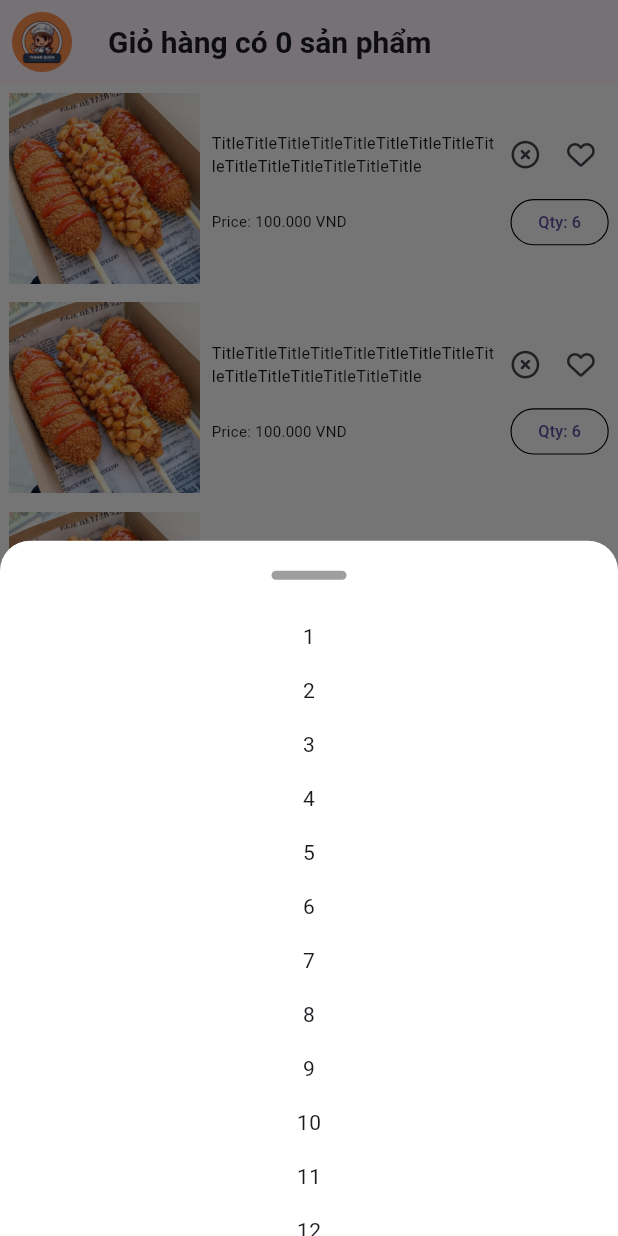
After one commit to Tranvanloc2003/project, a Flutter app: the screen it shows after launch, item 3 of the bottom bar chosen, after a tap on "Qty: 6", on a phone screen of 412 x 824 dp. The commit adds this screen. Run offline on Flutter 3.47's test engine with Material 3 defaults, Android fonts, the light colour scheme and no system bars; our stand-ins replace font_awesome_flutter, get, iconly, shared_preferences; missing offline and left inert: dynamic_height_grid_view.

Commit message:
ti lam phan home

```diff
--- a/lib/Screens/cart_screen.dart
+++ b/lib/Screens/cart_screen.dart
@@ -4,6 +4,8 @@ import 'package:project_appbanhang/Widgets/logo_widgets.dart';
 import 'package:project_appbanhang/Widgets/text_title.dart';
 import 'package:project_appbanhang/const/app_constans.dart';
 
+import '../Widgets/appbar_widgets.dart';
+import '../Widgets/bottom_checkout.dart';
 import '../Widgets/empty_bag.dart';
 
 class CartScreen extends StatelessWidget {
@@ -13,10 +15,7 @@ class CartScreen extends StatelessWidget {
   Widget build(BuildContext context) {
     return SafeArea(
       child: Scaffold(
-        appBar: AppBar(
-          leading: const Logo(),
-          title: const TextTitle(label: "Giỏ hàng có 0 sản phẩm"),
-        ),
+        appBar: const AppBarWidget(text: "Giỏ hàng có 0 sản phẩm"),
         // body: EmptyBag(
         //   imagePath: AppConstans.shoppingBasket,
         //   title: "Giỏ hàng của bạn đang trống",
@@ -24,7 +23,17 @@ class CartScreen extends StatelessWidget {
         //   subTitle: "Hãy thêm sản phẩm vào giỏ hàng và làm tôi hạnh phúc",
         //   function: () {},
         // ),
-        body: CartWidgets(),
+        body: Column(
+          children: [
+            Expanded(
+              child: ListView.builder(
+                itemCount: 5,
+                itemBuilder: (context, index) => CartWidgets(),
+              ),
+            ),
+            BottomCheckout(),
+          ],
+        ),
       ),
     );
   }
--- a/lib/Screens/profile_screen.dart
+++ b/lib/Screens/profile_screen.dart
@@ -1,6 +1,7 @@
 import 'package:flutter/material.dart';
 import 'package:font_awesome_flutter/font_awesome_flutter.dart';
 import 'package:get/get.dart';
+import 'package:project_appbanhang/Widgets/appbar_widgets.dart';
 import 'package:project_appbanhang/Widgets/text_subtitle.dart';
 import 'package:project_appbanhang/Widgets/text_title.dart';
 import 'package:project_appbanhang/const/app_constans.dart';
@@ -16,13 +17,7 @@ class ProfileScreen extends StatelessWidget {
   Widget build(BuildContext context) {
     return SafeArea(
       child: Scaffold(
-        appBar: AppBar(
-          title: const Text("Hồ sơ"),
-          leading: const Padding(
-            padding: EdgeInsets.all(8.0),
-            child: Logo(),
-          ),
-        ),
+        appBar: AppBarWidget(text: "Hồ sơ"),
         body: Padding(
           padding: const EdgeInsets.all(8.0),
           child: SingleChildScrollView(
--- a/lib/Screens/search_screen.dart
+++ b/lib/Screens/search_screen.dart
@@ -1,10 +1,81 @@
+import 'package:dynamic_height_grid_view/dynamic_height_grid_view.dart';
 import 'package:flutter/material.dart';
+import 'package:get/get_connect/http/src/utils/utils.dart';
+import 'package:project_appbanhang/Widgets/product_widgets.dart';
 
-class SearchScreen extends StatelessWidget {
+import '../Widgets/appbar_widgets.dart';
+
+class SearchScreen extends StatefulWidget {
   const SearchScreen({super.key});
 
   @override
+  State<SearchScreen> createState() => _SearchScreenState();
+}
+
+class _SearchScreenState extends State<SearchScreen> {
+  late TextEditingController searchTextController = TextEditingController();
+  @override
+  void initState() {
+    // TODO: implement initState
+    super.initState();
+    searchTextController = TextEditingController();
+  }
+
+  @override
+  void dispose() {
+    // TODO: implement dispose
+    super.dispose();
+    searchTextController.dispose();
+  }
+
+  @override
   Widget build(BuildContext context) {
-    return const Placeholder();
+    return SafeArea(
+      child: Scaffold(
+        appBar: AppBarWidget(text: "Tìm kiếm"),
+        body: Padding(
+          padding: const EdgeInsets.all(8.0),
+          child: Column(
+            children: [
+              TextField(
+                controller: searchTextController,
+                decoration: InputDecoration(
+                  hintText: "Tìm kiếm",
+                  prefixIcon: Icon(Icons.search),
+                  suffixIcon: GestureDetector(
+                    onTap: () {
+                      FocusScope.of(context).unfocus();
+                      searchTextController.clear();
+                    },
+                    child: Icon(Icons.clear),
+                  ),
+                  filled: true,
+                  border: OutlineInputBorder(
+                    borderSide: BorderSide.none,
+                    borderRadius: BorderRadius.circular(10.0),
+                  ),
+                ),
+                onChanged: (value) {
+                  setState(() {});
+                },
+                onSubmitted: (value) {
+                  setState(() {});
+                },
+              ),
+              SizedBox(height: 20),
+              Expanded(
+                child: DynamicHeightGridView(
+                  builder: (context, index) {
+                    return ProductWidgets();
+                  },
+                  itemCount: 10,
+                  crossAxisCount: 2,
+                ),
+              ),
+            ],
+          ),
+        ),
+      ),
+    );
   }
 }
--- /dev/null
+++ b/lib/Widgets/appbar_widgets.dart
@@ -0,0 +1,28 @@
+import 'package:flutter/material.dart';
+
+import 'logo_widgets.dart';
+import 'text_title.dart';
+
+class AppBarWidget extends StatelessWidget implements PreferredSizeWidget {
+  const AppBarWidget({
+    super.key,
+    required this.text,
+    this.fontSize = 20,
+  });
+  final String text;
+  final double fontSize;
+  @override
+  Widget build(BuildContext context) {
+    return AppBar(
+      leading: const Logo(),
+      title: Text(text,
+          style: TextStyle(
+            fontWeight: FontWeight.bold,
+            fontSize: fontSize,
+          )),
+    );
+  }
+
+  @override
+  Size get preferredSize => const Size.fromHeight(kToolbarHeight);
+}
--- /dev/null
+++ b/lib/Widgets/bottom_checkout.dart
@@ -0,0 +1,43 @@
+import 'package:flutter/material.dart';
+import 'package:get/get_connect/http/src/utils/utils.dart';
+
+class BottomCheckout extends StatelessWidget {
+  const BottomCheckout({super.key});
+
+  @override
+  Widget build(BuildContext context) {
+    return Container(
+      decoration: BoxDecoration(
+        border: Border(
+          top: BorderSide(width: 1, color: Colors.grey),
+        ),
+      ),
+      child: SizedBox(
+        height: kBottomNavigationBarHeight + 10,
+        child: Padding(
+          padding: const EdgeInsets.all(8.0),
+          child: Row(
+            children: [
+              Flexible(
+                child: Column(
+                  crossAxisAlignment: CrossAxisAlignment.start,
+                  children: [
+                    FittedBox(
+                      child: Text("6 sản phẩm trên 9 số lượng:"),
+                    ),
+                    Text("16.0\$", style: TextStyle(color: Colors.blue)),
+                  ],
+                ),
+              ),
+              Spacer(),
+              ElevatedButton(
+                onPressed: () {},
+                child: Text("Thanh toán"),
+              ),
+            ],
+          ),
+        ),
+      ),
+    );
+  }
+}
--- a/lib/Widgets/cart_widgets.dart
+++ b/lib/Widgets/cart_widgets.dart
@@ -1,5 +1,10 @@
 import 'package:flutter/material.dart';
+import 'package:font_awesome_flutter/font_awesome_flutter.dart';
+import 'package:get/get.dart';
+import 'package:project_appbanhang/Widgets/quantity_widgets.dart';
+import 'package:project_appbanhang/Widgets/text_subtitle.dart';
 import 'package:project_appbanhang/Widgets/text_title.dart';
+import 'package:project_appbanhang/const/app_color.dart';
 
 class CartWidgets extends StatelessWidget {
   CartWidgets({super.key});
@@ -27,10 +32,63 @@ class CartWidgets extends StatelessWidget {
                 const SizedBox(
                   width: 10,
                 ),
-                ListTile(
-                    title: TextTitle(
-                  label: "11111111111111111111111111111111111",
-                ))
+                IntrinsicWidth(
+                  child: Column(
+                    children: [
+                      Row(
+                        children: [
+                          SizedBox(
+                            width: size.width * 0.6,
+                            child: Text(
+                              "Title" * 15,
+                              maxLines: 2,
+                            ),
+                          ),
+                          IconButton(
+                            onPressed: () {},
+                            icon: FaIcon(FontAwesomeIcons.circleXmark),
+                          ),
+                          IconButton(
+                            onPressed: () {},
+                            icon: FaIcon(FontAwesomeIcons.heart),
+                          ),
+                        ],
+                      ),
+                      SizedBox(
+                        height: 10,
+                      ),
+                      Row(
+                        mainAxisAlignment: MainAxisAlignment.spaceBetween,
+                        children: [
+                          TextSubtitle(
+                            label: "Price: 100.000 VND",
+                          ),
+                          Spacer(),
+                          OutlinedButton.icon(
+                            onPressed: () async {
+                              await showModalBottomSheet(
+                                  backgroundColor: AppColors.lightScaffoldColor,
+                                  shape: RoundedRectangleBorder(
+                                    borderRadius: BorderRadius.only(
+                                      topLeft: Radius.circular(20),
+                                      topRight: Radius.circular(20),
+                                    ),
+                                  ),
+                                  builder: (context) {
+                                    return QuantityWidgets();
+                                  },
+                                  context: context);
+                            },
+                            label: Text("Qty: 6"),
+                            style: OutlinedButton.styleFrom(
+                              side: BorderSide(color: Colors.black),
+                            ),
+                          ),
+                        ],
+                      ),
+                    ],
+                  ),
+                ),
               ],
             ),
           ),
--- /dev/null
+++ b/lib/Widgets/product_widgets.dart
@@ -0,0 +1,73 @@
+import 'package:flutter/material.dart';
+import 'package:font_awesome_flutter/font_awesome_flutter.dart';
+import 'package:get/get.dart';
+
+class ProductWidgets extends StatelessWidget {
+  const ProductWidgets({super.key});
+
+  @override
+  Widget build(BuildContext context) {
+    Size size = MediaQuery.of(context).size;
+    return GestureDetector(
+      onTap: () {},
+      child: Column(
+        children: [
+          ClipRRect(
+            borderRadius: BorderRadius.circular(10),
+            child: Column(
+              children: [
+                Image.asset(
+                  "assets/img/monan.jpg",
+                  height: size.height * 0.2,
+                  width: double.infinity,
+                  fit: BoxFit.cover,
+                ),
+                const SizedBox(
+                  height: 10,
+                ),
+                Padding(
+                  padding: const EdgeInsets.all(8.0),
+                  child: Row(
+                    mainAxisAlignment: MainAxisAlignment.spaceBetween,
+                    children: [
+                      Flexible(
+                        flex: 5,
+                        child: Text(
+                          "Title" * 10,
+                          maxLines: 2,
+                        ),
+                      ),
+                      Flexible(
+                        flex: 2,
+                        child: IconButton(
+                          onPressed: () {},
+                          icon: const FaIcon(FontAwesomeIcons.heart),
+                        ),
+                      ),
+                    ],
+                  ),
+                ),
+                Padding(
+                  padding: const EdgeInsets.all(8.0),
+                  child: Row(
+                    children: [
+                      const Text(
+                        "Price: 16.0\$",
+                        style: TextStyle(color: Colors.blue),
+                      ),
+                      const Spacer(),
+                      IconButton(
+                        onPressed: () {},
+                        icon: const Icon(Icons.add_shopping_cart),
+                      ),
+                    ],
+                  ),
+                ),
+              ],
+            ),
+          ),
+        ],
+      ),
+    );
+  }
+}
--- /dev/null
+++ b/lib/Widgets/quantity_widgets.dart
@@ -0,0 +1,41 @@
+import 'package:flutter/material.dart';
+
+class QuantityWidgets extends StatelessWidget {
+  const QuantityWidgets({super.key});
+
+  @override
+  Widget build(BuildContext context) {
+    return Column(
+      children: [
+        SizedBox(
+          height: 20,
+        ),
+        Container(
+          height: 6,
+          width: 50,
+          decoration: BoxDecoration(
+            borderRadius: BorderRadius.circular(12.0),
+            color: Colors.grey,
+          ),
+        ),
+        SizedBox(
+          height: 20,
+        ),
+        Expanded(
+          child: ListView.builder(
+            itemBuilder: (context, index) => InkWell(
+              onTap: () {},
+              child: Center(
+                child: Padding(
+                  padding: const EdgeInsets.all(8.0),
+                  child: Text("${index + 1}"),
+                ),
+              ),
+            ),
+            itemCount: 25,
+          ),
+        ),
+      ],
+    );
+  }
+}
--- a/pubspec.yaml
+++ b/pubspec.yaml
@@ -39,6 +39,7 @@ dependencies:
   shared_preferences: ^2.3.2
   font_awesome_flutter: ^10.7.0
   iconly: ^1.0.1
+  dynamic_height_grid_view: ^0.0.4
 
 dev_dependencies:
   flutter_test:
```
Also changed, not shown: pubspec.lock.
